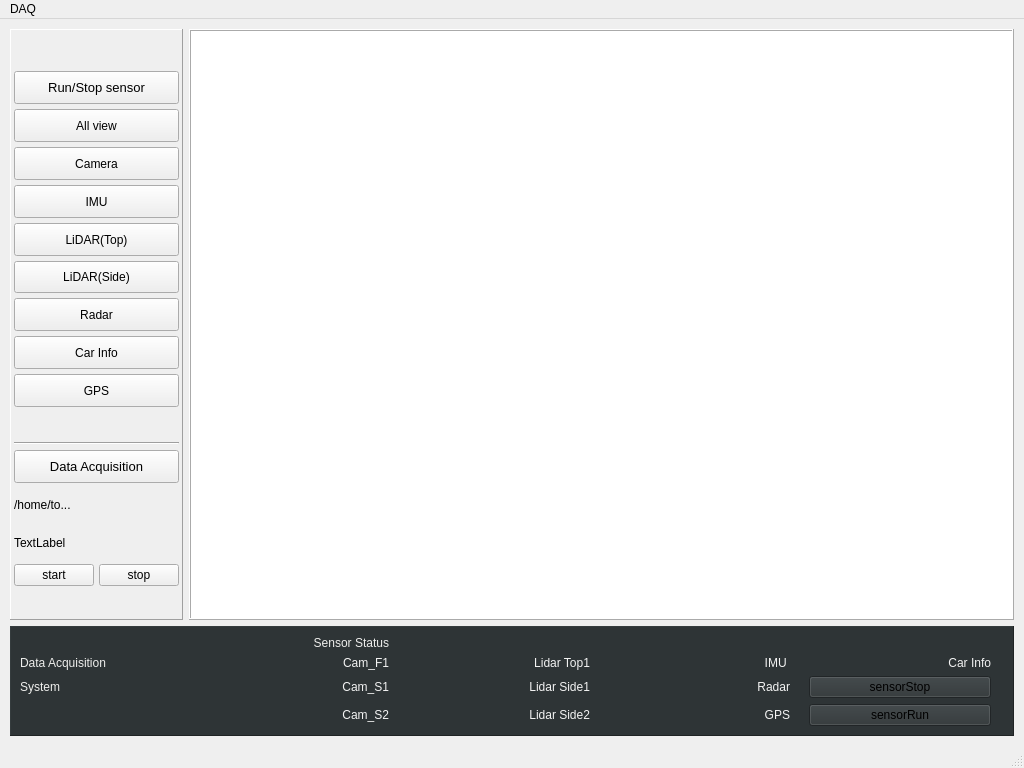
Above: src/daqmain.ui from mhyangjin/daq before the change. Below: the same form after it.
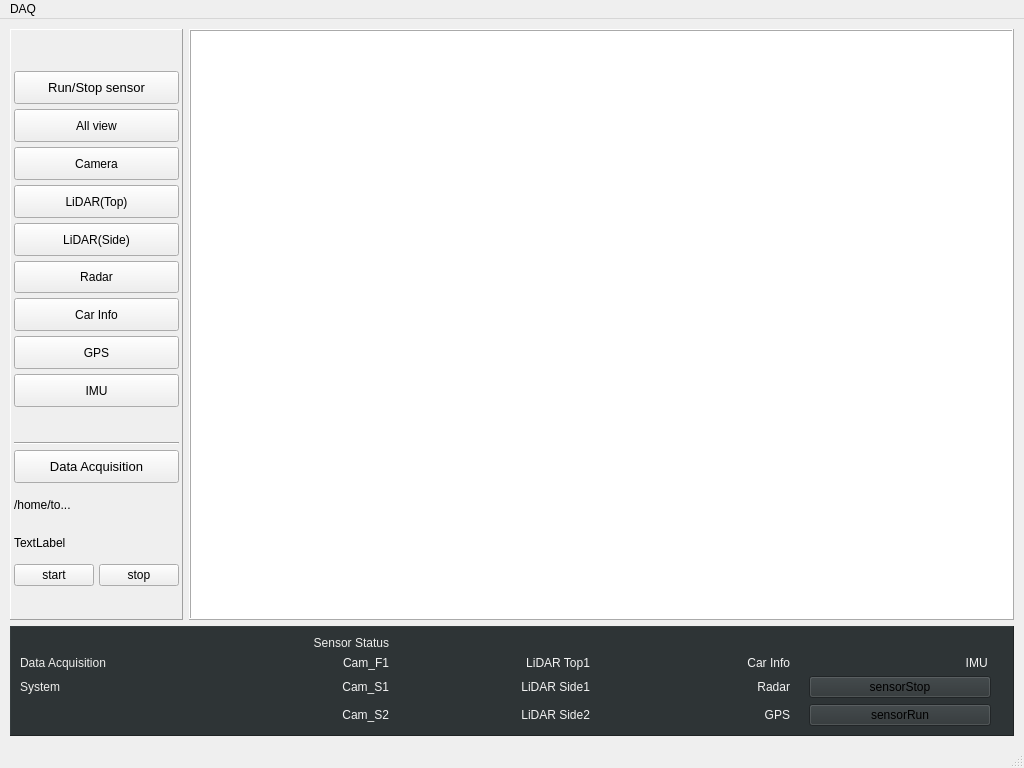
That is the form after the change. Icons and pictures are not drawn.

Commit message: reordering buttons, bug fix

Patch:
```diff
--- a/src/daqmain.ui
+++ b/src/daqmain.ui
@@ -183,22 +183,6 @@
                </property>
               </widget>
              </item>
-             <item>
-              <widget class="QPushButton" name="btn_imu">
-               <property name="sizePolicy">
-                <sizepolicy hsizetype="Minimum" vsizetype="Minimum">
-                 <horstretch>0</horstretch>
-                 <verstretch>0</verstretch>
-                </sizepolicy>
-               </property>
-               <property name="styleSheet">
-                <string notr="true"/>
-               </property>
-               <property name="text">
-                <string>IMU</string>
-               </property>
-              </widget>
-             </item>
              <item>
               <widget class="QPushButton" name="btn_lidarTop">
                <property name="sizePolicy">
@@ -279,6 +263,22 @@
                </property>
               </widget>
              </item>
+             <item>
+              <widget class="QPushButton" name="btn_imu">
+               <property name="sizePolicy">
+                <sizepolicy hsizetype="Minimum" vsizetype="Minimum">
+                 <horstretch>0</horstretch>
+                 <verstretch>0</verstretch>
+                </sizepolicy>
+               </property>
+               <property name="styleSheet">
+                <string notr="true"/>
+               </property>
+               <property name="text">
+                <string>IMU</string>
+               </property>
+              </widget>
+             </item>
              <item>
               <spacer name="verticalSpacer_2">
                <property name="orientation">
@@ -475,28 +475,6 @@
              </property>
             </widget>
            </item>
-           <item row="2" column="7">
-            <widget class="QLabel" name="img_imu">
-             <property name="sizePolicy">
-              <sizepolicy hsizetype="Fixed" vsizetype="Preferred">
-               <horstretch>0</horstretch>
-               <verstretch>0</verstretch>
-              </sizepolicy>
-             </property>
-             <property name="styleSheet">
-              <string notr="true">color:rgb(243, 243, 243)</string>
-             </property>
-             <property name="text">
-              <string/>
-             </property>
-             <property name="pixmap">
-              <pixmap resource="images.qrc">:/img/images/state_gray.png</pixmap>
-             </property>
-             <property name="alignment">
-              <set>Qt::AlignCenter</set>
-             </property>
-            </widget>
-           </item>
            <item row="4" column="4">
             <widget class="QLabel" name="img_lidar_side2">
              <property name="styleSheet">
@@ -542,28 +520,6 @@
              </property>
             </widget>
            </item>
-           <item row="2" column="9">
-            <widget class="QLabel" name="img_car">
-             <property name="sizePolicy">
-              <sizepolicy hsizetype="Fixed" vsizetype="Preferred">
-               <horstretch>0</horstretch>
-               <verstretch>0</verstretch>
-              </sizepolicy>
-             </property>
-             <property name="styleSheet">
-              <string notr="true">color:rgb(243, 243, 243)</string>
-             </property>
-             <property name="text">
-              <string/>
-             </property>
-             <property name="pixmap">
-              <pixmap resource="images.qrc">:/img/images/state_gray.png</pixmap>
-             </property>
-             <property name="alignment">
-              <set>Qt::AlignCenter</set>
-             </property>
-            </widget>
-           </item>
            <item row="3" column="4">
             <widget class="QLabel" name="img_lidar_side1">
              <property name="styleSheet">
@@ -705,26 +661,13 @@
              </property>
             </widget>
            </item>
-           <item row="2" column="8">
-            <widget class="QLabel" name="label_radar">
-             <property name="styleSheet">
-              <string notr="true">color:rgb(243, 243, 243)</string>
-             </property>
-             <property name="text">
-              <string>Car Info</string>
-             </property>
-             <property name="alignment">
-              <set>Qt::AlignRight|Qt::AlignTrailing|Qt::AlignVCenter</set>
-             </property>
-            </widget>
-           </item>
            <item row="2" column="3">
             <widget class="QLabel" name="label_lidartop1">
              <property name="styleSheet">
               <string notr="true">color:rgb(243, 243, 243)</string>
              </property>
              <property name="text">
-              <string>Lidar Top1</string>
+              <string>LiDAR Top1</string>
              </property>
              <property name="alignment">
               <set>Qt::AlignRight|Qt::AlignTrailing|Qt::AlignVCenter</set>
@@ -744,19 +687,6 @@
              </property>
             </widget>
            </item>
-           <item row="2" column="6">
-            <widget class="QLabel" name="label_imu">
-             <property name="styleSheet">
-              <string notr="true">color:rgb(243, 243, 243)</string>
-             </property>
-             <property name="text">
-              <string>IMU </string>
-             </property>
-             <property name="alignment">
-              <set>Qt::AlignRight|Qt::AlignTrailing|Qt::AlignVCenter</set>
-             </property>
-            </widget>
-           </item>
            <item row="3" column="6">
             <widget class="QLabel" name="label_avm2">
              <property name="styleSheet">
@@ -789,7 +719,7 @@
               <string notr="true">color:rgb(243, 243, 243)</string>
              </property>
              <property name="text">
-              <string>Lidar Side1</string>
+              <string>LiDAR Side1</string>
              </property>
              <property name="alignment">
               <set>Qt::AlignRight|Qt::AlignTrailing|Qt::AlignVCenter</set>
@@ -802,7 +732,7 @@
               <string notr="true">color:rgb(243, 243, 243)</string>
              </property>
              <property name="text">
-              <string>Lidar Side2</string>
+              <string>LiDAR Side2</string>
              </property>
              <property name="alignment">
               <set>Qt::AlignRight|Qt::AlignTrailing|Qt::AlignVCenter</set>
@@ -839,6 +769,76 @@
              </property>
             </spacer>
            </item>
+           <item row="2" column="8">
+            <widget class="QLabel" name="label_imu">
+             <property name="styleSheet">
+              <string notr="true">color:rgb(243, 243, 243)</string>
+             </property>
+             <property name="text">
+              <string>IMU </string>
+             </property>
+             <property name="alignment">
+              <set>Qt::AlignRight|Qt::AlignTrailing|Qt::AlignVCenter</set>
+             </property>
+            </widget>
+           </item>
+           <item row="2" column="6">
+            <widget class="QLabel" name="label_radar">
+             <property name="styleSheet">
+              <string notr="true">color:rgb(243, 243, 243)</string>
+             </property>
+             <property name="text">
+              <string>Car Info</string>
+             </property>
+             <property name="alignment">
+              <set>Qt::AlignRight|Qt::AlignTrailing|Qt::AlignVCenter</set>
+             </property>
+            </widget>
+           </item>
+           <item row="2" column="7">
+            <widget class="QLabel" name="img_car">
+             <property name="sizePolicy">
+              <sizepolicy hsizetype="Fixed" vsizetype="Preferred">
+               <horstretch>0</horstretch>
+               <verstretch>0</verstretch>
+              </sizepolicy>
+             </property>
+             <property name="styleSheet">
+              <string notr="true">color:rgb(243, 243, 243)</string>
+             </property>
+             <property name="text">
+              <string/>
+             </property>
+             <property name="pixmap">
+              <pixmap resource="images.qrc">:/img/images/state_gray.png</pixmap>
+             </property>
+             <property name="alignment">
+              <set>Qt::AlignCenter</set>
+             </property>
+            </widget>
+           </item>
+           <item row="2" column="9">
+            <widget class="QLabel" name="img_imu">
+             <property name="sizePolicy">
+              <sizepolicy hsizetype="Fixed" vsizetype="Preferred">
+               <horstretch>0</horstretch>
+               <verstretch>0</verstretch>
+              </sizepolicy>
+             </property>
+             <property name="styleSheet">
+              <string notr="true">color:rgb(243, 243, 243)</string>
+             </property>
+             <property name="text">
+              <string/>
+             </property>
+             <property name="pixmap">
+              <pixmap resource="images.qrc">:/img/images/state_gray.png</pixmap>
+             </property>
+             <property name="alignment">
+              <set>Qt::AlignCenter</set>
+             </property>
+            </widget>
+           </item>
           </layout>
          </item>
         </layout>
```
Left out of the diff: 12 changed lines with no effect on the pictures. The commit also changes 42 other files.
